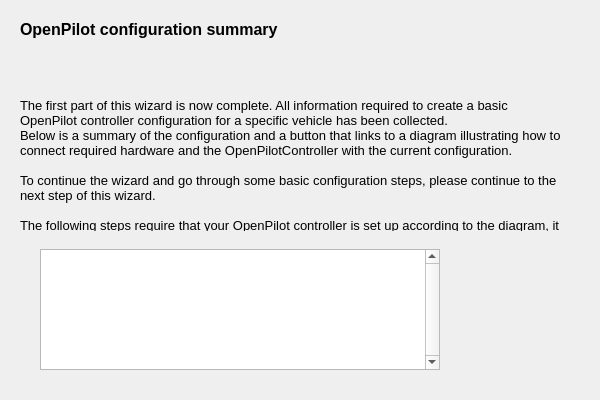
The window that ground/openpilotgcs/src/plugins/setupwizard/pages/summarypage.ui (openpilot/OpenPilot) describes before a commit, drawn with Qt 5.
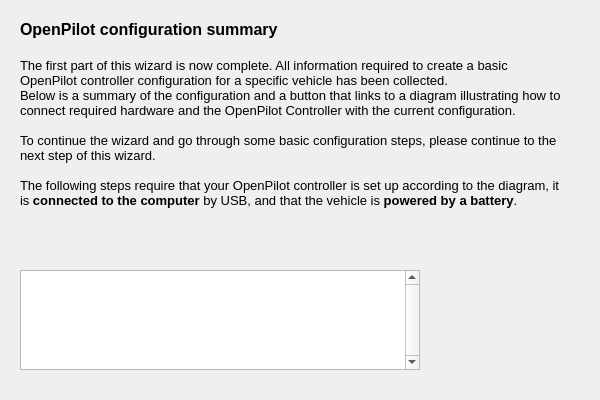
The same window after the commit. Icons and pictures are not drawn.

Patch:
```diff
--- a/ground/openpilotgcs/src/plugins/setupwizard/pages/summarypage.ui
+++ b/ground/openpilotgcs/src/plugins/setupwizard/pages/summarypage.ui
@@ -19,23 +19,22 @@
      <x>20</x>
      <y>20</y>
      <width>541</width>
-     <height>211</height>
+     <height>241</height>
     </rect>
    </property>
    <property name="text">
     <string>&lt;!DOCTYPE HTML PUBLIC &quot;-//W3C//DTD HTML 4.0//EN&quot; &quot;http://www.w3.org/TR/REC-html40/strict.dtd&quot;&gt;
 &lt;html&gt;&lt;head&gt;&lt;meta name=&quot;qrichtext&quot; content=&quot;1&quot; /&gt;&lt;style type=&quot;text/css&quot;&gt;
 p, li { white-space: pre-wrap; }
-&lt;/style&gt;&lt;/head&gt;&lt;body style=&quot; font-family:'Lucida Grande'; font-size:13pt; font-weight:400; font-style:normal;&quot;&gt;
-&lt;p style=&quot; margin-top:0px; margin-bottom:0px; margin-left:0px; margin-right:0px; -qt-block-indent:0; text-indent:0px;&quot;&gt;&lt;span style=&quot; font-family:'MS Shell Dlg 2'; font-size:12pt; font-weight:600;&quot;&gt;OpenPilot configuration summary&lt;/span&gt;&lt;/p&gt;
-&lt;p style=&quot;-qt-paragraph-type:empty; margin-top:0px; margin-bottom:0px; margin-left:0px; margin-right:0px; -qt-block-indent:0; text-indent:0px; font-family:'MS Shell Dlg 2'; font-size:12pt; font-weight:600;&quot;&gt;&lt;/p&gt;
-&lt;p style=&quot; margin-top:0px; margin-bottom:0px; margin-left:0px; margin-right:0px; -qt-block-indent:0; text-indent:0px;&quot;&gt;&lt;span style=&quot; font-family:'MS Shell Dlg 2'; font-size:12pt; font-weight:600;&quot;&gt;&lt;br /&gt;&lt;/span&gt;&lt;/p&gt;
-&lt;p style=&quot; margin-top:0px; margin-bottom:0px; margin-left:0px; margin-right:0px; -qt-block-indent:0; text-indent:0px;&quot;&gt;&lt;span style=&quot; font-family:'MS Shell Dlg 2'; font-size:10pt;&quot;&gt;The first part of this wizard is now complete. All information required to create a basic OpenPilot controller configuration for a specific vehicle has been collected.&lt;/span&gt;&lt;/p&gt;
-&lt;p style=&quot; margin-top:0px; margin-bottom:0px; margin-left:0px; margin-right:0px; -qt-block-indent:0; text-indent:0px;&quot;&gt;&lt;span style=&quot; font-family:'MS Shell Dlg 2'; font-size:10pt;&quot;&gt;Below is a summary of the configuration and a button that links to a diagram illustrating how to connect required hardware and the OpenPilotController with the current configuration.&lt;/span&gt;&lt;/p&gt;
-&lt;p style=&quot;-qt-paragraph-type:empty; margin-top:0px; margin-bottom:0px; margin-left:0px; margin-right:0px; -qt-block-indent:0; text-indent:0px; font-family:'MS Shell Dlg 2'; font-size:10pt;&quot;&gt;&lt;/p&gt;
-&lt;p style=&quot; margin-top:0px; margin-bottom:0px; margin-left:0px; margin-right:0px; -qt-block-indent:0; text-indent:0px;&quot;&gt;&lt;span style=&quot; font-family:'MS Shell Dlg 2'; font-size:10pt;&quot;&gt;To continue the wizard and go through some basic configuration steps, please continue to the next step of this wizard.&lt;/span&gt;&lt;/p&gt;
-&lt;p style=&quot;-qt-paragraph-type:empty; margin-top:0px; margin-bottom:0px; margin-left:0px; margin-right:0px; -qt-block-indent:0; text-indent:0px; font-family:'MS Shell Dlg 2'; font-size:10pt;&quot;&gt;&lt;/p&gt;
-&lt;p style=&quot; margin-top:0px; margin-bottom:0px; margin-left:0px; margin-right:0px; -qt-block-indent:0; text-indent:0px;&quot;&gt;&lt;span style=&quot; font-family:'MS Shell Dlg 2'; font-size:10pt;&quot;&gt;The following steps require that your OpenPilot controller is set up according to the diagram, it is &lt;/span&gt;&lt;span style=&quot; font-family:'MS Shell Dlg 2'; font-size:10pt; font-weight:600;&quot;&gt;connected to the computer&lt;/span&gt;&lt;span style=&quot; font-family:'MS Shell Dlg 2'; font-size:10pt;&quot;&gt; by USB, and that the vehicle is&lt;/span&gt;&lt;span style=&quot; font-family:'MS Shell Dlg 2'; font-size:10pt; font-weight:600;&quot;&gt; powered by a battery&lt;/span&gt;&lt;span style=&quot; font-family:'MS Shell Dlg 2'; font-size:10pt;&quot;&gt;.&lt;/span&gt;&lt;/p&gt;&lt;/body&gt;&lt;/html&gt;</string>
+&lt;/style&gt;&lt;/head&gt;&lt;body style=&quot; font-family:'MS Shell Dlg 2'; font-size:8pt; font-weight:400; font-style:normal;&quot;&gt;
+&lt;p style=&quot; margin-top:0px; margin-bottom:0px; margin-left:0px; margin-right:0px; -qt-block-indent:0; text-indent:0px;&quot;&gt;&lt;span style=&quot; font-size:12pt; font-weight:600;&quot;&gt;OpenPilot configuration summary&lt;/span&gt;&lt;/p&gt;
+&lt;p style=&quot;-qt-paragraph-type:empty; margin-top:0px; margin-bottom:0px; margin-left:0px; margin-right:0px; -qt-block-indent:0; text-indent:0px; font-size:12pt; font-weight:600;&quot;&gt;&lt;br /&gt;&lt;/p&gt;
+&lt;p style=&quot; margin-top:0px; margin-bottom:0px; margin-left:0px; margin-right:0px; -qt-block-indent:0; text-indent:0px;&quot;&gt;&lt;span style=&quot; font-size:10pt;&quot;&gt;The first part of this wizard is now complete. All information required to create a basic OpenPilot controller configuration for a specific vehicle has been collected.&lt;/span&gt;&lt;/p&gt;
+&lt;p style=&quot; margin-top:0px; margin-bottom:0px; margin-left:0px; margin-right:0px; -qt-block-indent:0; text-indent:0px;&quot;&gt;&lt;span style=&quot; font-size:10pt;&quot;&gt;Below is a summary of the configuration and a button that links to a diagram illustrating how to connect required hardware and the OpenPilot Controller with the current configuration.&lt;/span&gt;&lt;/p&gt;
+&lt;p style=&quot;-qt-paragraph-type:empty; margin-top:0px; margin-bottom:0px; margin-left:0px; margin-right:0px; -qt-block-indent:0; text-indent:0px; font-size:10pt;&quot;&gt;&lt;br /&gt;&lt;/p&gt;
+&lt;p style=&quot; margin-top:0px; margin-bottom:0px; margin-left:0px; margin-right:0px; -qt-block-indent:0; text-indent:0px;&quot;&gt;&lt;span style=&quot; font-size:10pt;&quot;&gt;To continue the wizard and go through some basic configuration steps, please continue to the next step of this wizard.&lt;/span&gt;&lt;/p&gt;
+&lt;p style=&quot;-qt-paragraph-type:empty; margin-top:0px; margin-bottom:0px; margin-left:0px; margin-right:0px; -qt-block-indent:0; text-indent:0px; font-size:10pt;&quot;&gt;&lt;br /&gt;&lt;/p&gt;
+&lt;p style=&quot; margin-top:0px; margin-bottom:0px; margin-left:0px; margin-right:0px; -qt-block-indent:0; text-indent:0px;&quot;&gt;&lt;span style=&quot; font-size:10pt;&quot;&gt;The following steps require that your OpenPilot controller is set up according to the diagram, it is &lt;/span&gt;&lt;span style=&quot; font-size:10pt; font-weight:600;&quot;&gt;connected to the computer&lt;/span&gt;&lt;span style=&quot; font-size:10pt;&quot;&gt; by USB, and that the vehicle is&lt;/span&gt;&lt;span style=&quot; font-size:10pt; font-weight:600;&quot;&gt; powered by a battery&lt;/span&gt;&lt;span style=&quot; font-size:10pt;&quot;&gt;.&lt;/span&gt;&lt;/p&gt;&lt;/body&gt;&lt;/html&gt;</string>
    </property>
    <property name="alignment">
     <set>Qt::AlignLeading|Qt::AlignLeft|Qt::AlignTop</set>
@@ -48,7 +47,7 @@
    <property name="geometry">
     <rect>
      <x>460</x>
-     <y>260</y>
+     <y>271</y>
      <width>100</width>
      <height>100</height>
     </rect>
@@ -89,10 +88,10 @@
   <widget class="QTextEdit" name="configurationSummary">
    <property name="geometry">
     <rect>
-     <x>40</x>
-     <y>249</y>
+     <x>20</x>
+     <y>270</y>
      <width>400</width>
-     <height>121</height>
+     <height>100</height>
     </rect>
    </property>
    <property name="font">
```
